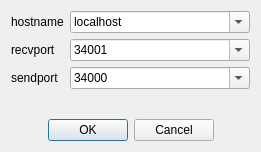
Above: forms/udpcom_connect_dialog.ui from t0beers/ndlcom before the change. Below: the same form after it.
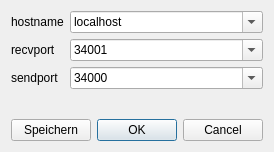
That is the form after the change.

Commit message: [lib/NDLCom/forms]: adapting udp connection form to store custom connection properties

```diff
--- a/forms/udpcom_connect_dialog.ui
+++ b/forms/udpcom_connect_dialog.ui
@@ -13,8 +13,8 @@
   <property name="windowTitle">
    <string>Dialog</string>
   </property>
-  <layout class="QVBoxLayout" name="verticalLayout">
-   <item>
+  <layout class="QGridLayout" name="gridLayout">
+   <item row="0" column="0">
     <layout class="QFormLayout" name="formLayout">
      <item row="0" column="0">
       <widget class="QLabel" name="label">
@@ -90,6 +90,15 @@
      </item>
     </layout>
    </item>
+   <item row="1" column="0">
+    <layout class="QHBoxLayout" name="horizontalLayout">
+     <item>
+      <widget class="QPushButton" name="saveSettings">
+       <property name="text">
+        <string>Speichern</string>
+       </property>
+      </widget>
+     </item>
    <item>
     <widget class="QDialogButtonBox" name="buttonBox">
      <property name="orientation">
@@ -102,6 +111,8 @@
       <bool>true</bool>
      </property>
     </widget>
+     </item>
+    </layout>
    </item>
   </layout>
  </widget>
```
Lines whose indentation alone changed are shown as unchanged.
